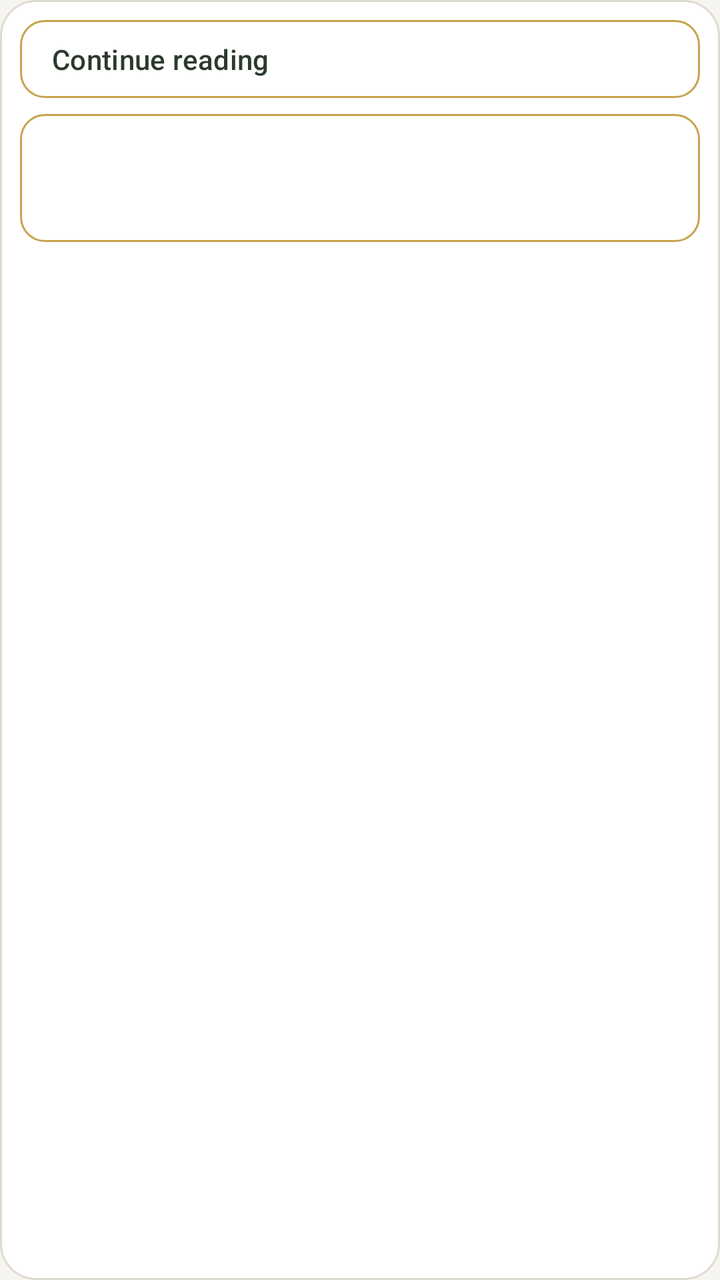
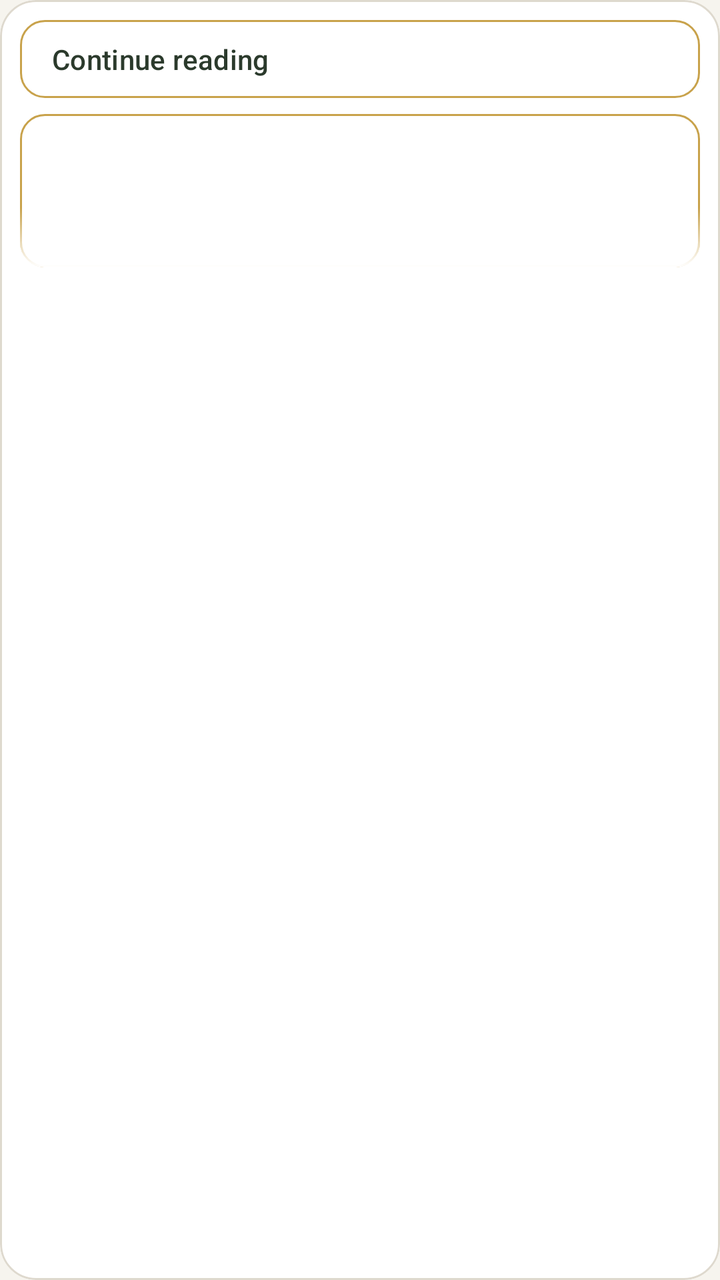

Before-and-after screenshots of an Android layout around one commit, followed by the original layout XML and the change that was made.
<!-- AndroidManifest.xml: application theme Theme.Sower -->
<!-- res/layout/item_continue.xml -->
<?xml version="1.0" encoding="utf-8"?>
<com.google.android.material.card.MaterialCardView xmlns:android="http://schemas.android.com/apk/res/android"
    xmlns:app="http://schemas.android.com/apk/res-auto"
    android:id="@+id/continueCard"
    android:layout_width="match_parent"
    android:layout_height="wrap_content"
    android:layout_marginStart="16dp"
    android:layout_marginEnd="16dp"
    android:layout_marginTop="12dp"
    android:clickable="true"
    android:focusable="true"
    app:cardBackgroundColor="@color/book_tile"
    app:cardCornerRadius="18dp"
    app:strokeColor="@color/book_tile_border"
    app:strokeWidth="1dp">

    <LinearLayout
        android:layout_width="match_parent"
        android:layout_height="wrap_content"
        android:orientation="vertical"
        android:padding="10dp">

        <TextView
            android:layout_width="match_parent"
            android:layout_height="wrap_content"
            android:background="@drawable/inner_box"
            android:paddingStart="16dp"
            android:paddingEnd="16dp"
            android:paddingTop="10dp"
            android:paddingBottom="10dp"
            android:text="@string/continue_reading"
            android:textAppearance="?attr/textAppearanceTitleSmall"
            android:textColor="@color/book_text" />

        <TextView
            android:id="@+id/continueWhere"
            android:layout_width="match_parent"
            android:layout_height="wrap_content"
            android:layout_marginTop="8dp"
            android:background="@drawable/inner_box"
            android:gravity="center_vertical"
            android:minHeight="64dp"
            android:paddingStart="16dp"
            android:paddingEnd="16dp"
            android:paddingTop="12dp"
            android:paddingBottom="12dp"
            android:textColor="@color/book_text"
            android:textSize="20sp" />
    </LinearLayout>
</com.google.android.material.card.MaterialCardView>
<!-- resources referenced by this layout -->
<resources>
  <color name="book_text">#2B3A2C</color>
  <color name="book_tile">#FFFFFF</color>
  <color name="book_tile_border">#DED9CE</color>
  <!-- drawable inner_box (drawable) -->
  <?xml version="1.0" encoding="utf-8"?>
  <shape xmlns:android="http://schemas.android.com/apk/res/android"
      android:shape="rectangle">
      <solid android:color="@color/book_tile" />
      <corners android:radius="12dp" />
      <stroke
          android:width="1dp"
          android:color="@color/sower_gold" />
  </shape>
  <string name="continue_reading">Continue reading</string>
  <style name="Theme.Sower" parent="Base.Theme.Sower" />
  <color name="sower_gold">#C8A24B</color>
  <style name="Base.Theme.Sower" parent="Theme.Material3.DayNight.NoActionBar">
          <item name="colorPrimary">@color/sower_green</item>
          <item name="colorOnPrimary">#FFFFFF</item>
          <item name="colorPrimaryContainer">#D8E8D4</item>
          <item name="colorOnPrimaryContainer">@color/sower_green_dark</item>
          <item name="colorSecondary">@color/sower_gold</item>
          
          <item name="android:colorBackground">@color/page_bg</item>
          <item name="android:windowBackground">@color/page_bg</item>
          <item name="colorSurface">@color/page_bg</item>
          
          <item name="android:statusBarColor">@android:color/transparent</item>
          
          <item name="bubbleBackground">@color/book_bubble</item>
          <item name="bubbleText">@color/sower_green_dark</item>
          <item name="bubbleRipple">@color/sower_green</item>
          <item name="sectionHeading">@color/sower_green</item>
      </style>
  <color name="sower_green">#2E6B34</color>
  <color name="sower_green_dark">#1E4A22</color>
  <color name="page_bg">#F6F4EE</color>
  <color name="book_bubble">#D8E8D4</color>
</resources>

<!-- the commit's change to res/layout/item_continue.xml (unified diff, before → after) -->
@@ -32,19 +32,46 @@
             android:textAppearance="?attr/textAppearanceTitleSmall"
             android:textColor="@color/book_text" />
 
-        <TextView
-            android:id="@+id/continueWhere"
+        
+        <FrameLayout
             android:layout_width="match_parent"
             android:layout_height="wrap_content"
             android:layout_marginTop="8dp"
-            android:background="@drawable/inner_box"
-            android:gravity="center_vertical"
-            android:minHeight="64dp"
-            android:paddingStart="16dp"
-            android:paddingEnd="16dp"
-            android:paddingTop="12dp"
-            android:paddingBottom="12dp"
-            android:textColor="@color/book_text"
-            android:textSize="20sp" />
+            android:background="@drawable/inner_box">
+
+            <LinearLayout
+                android:layout_width="match_parent"
+                android:layout_height="wrap_content"
+                android:orientation="vertical"
+                android:paddingStart="16dp"
+                android:paddingEnd="16dp"
+                android:paddingTop="12dp"
+                android:paddingBottom="14dp">
+
+                <TextView
+                    android:id="@+id/continueWhere"
+                    android:layout_width="match_parent"
+                    android:layout_height="wrap_content"
+                    android:textColor="@color/book_text"
+                    android:textSize="18sp"
+                    android:textStyle="bold" />
+
+                <TextView
+                    android:id="@+id/continuePreview"
+                    android:layout_width="match_parent"
+                    android:layout_height="wrap_content"
+                    android:layout_marginTop="6dp"
+                    android:lineSpacingMultiplier="1.25"
+                    android:maxLines="4"
+                    android:textColor="@color/book_text"
+                    android:textSize="15sp" />
+            </LinearLayout>
+
+            <View
+                android:layout_width="match_parent"
+                android:layout_height="30dp"
+                android:layout_gravity="bottom"
+                android:background="@drawable/preview_fade" />
+        </FrameLayout>
     </LinearLayout>
 </com.google.android.material.card.MaterialCardView>
<!-- resource entries referenced after the edit -->
@@ -12,6 +12,17 @@
       <stroke
           android:width="1dp"
           android:color="@color/sower_gold" />
+  </shape>
+  <!-- drawable preview_fade (drawable) -->
+  <?xml version="1.0" encoding="utf-8"?>
+  <shape xmlns:android="http://schemas.android.com/apk/res/android">
+      <gradient
+          android:angle="270"
+          android:startColor="@android:color/transparent"
+          android:endColor="@color/book_tile" />
+      <corners
+          android:bottomLeftRadius="12dp"
+          android:bottomRightRadius="12dp" />
   </shape>
   <string name="continue_reading">Continue reading</string>
   <style name="Theme.Sower" parent="Base.Theme.Sower" />
